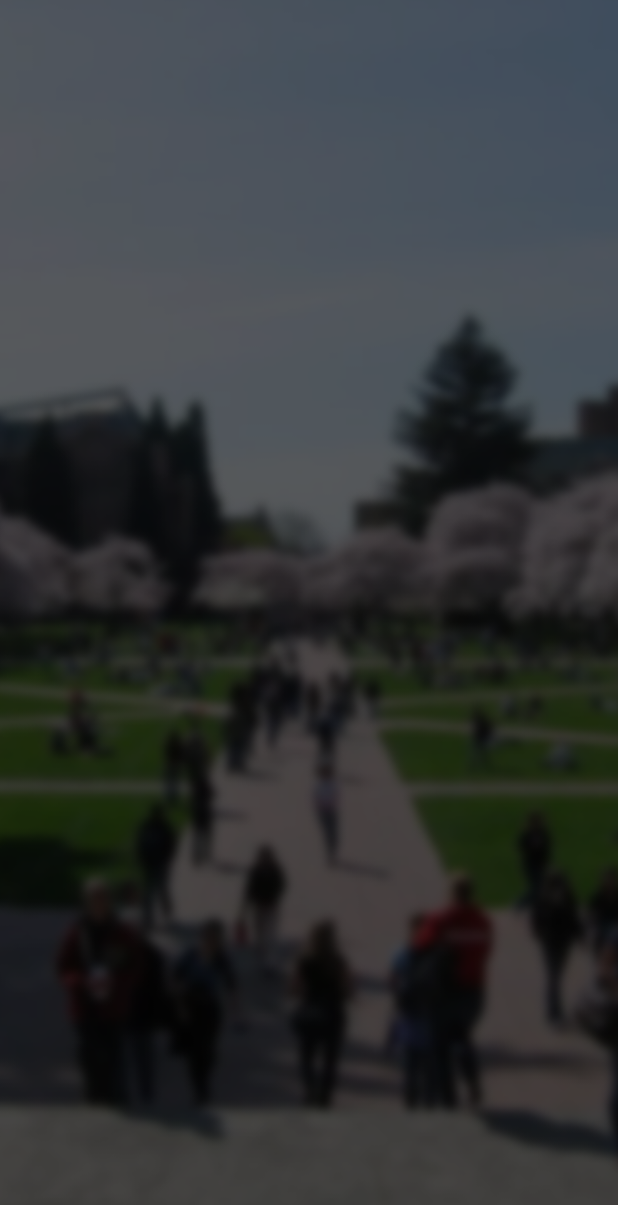
After one commit to amandamc72/CC_Android, an Android app: the SplashScreenActivity screen opened directly, with no data from a screen before it, on a phone screen of 412 x 824 dp. The commit adds this screen. Shown: the top 1205 px of the screen. Run offline under Robolectric (Android 15) with nearby library versions, the phone set to English and light mode, and no system bars; 1 statement that could not run was skipped.

Commit message:
Clean up prefs / add splash screen

```diff
--- a/app/build.gradle
+++ b/app/build.gradle
@@ -25,7 +25,7 @@ dependencies {
         exclude group: 'com.android.support', module: 'support-annotations'
     })
     compile 'com.android.support:appcompat-v7:26.1.0'
-    compile "com.android.support:exifinterface:26.1.0"
+    compile 'com.android.support:exifinterface:26.1.0'
     compile 'com.android.support.constraint:constraint-layout:1.0.2'
     compile 'com.google.code.gson:gson:2.8.0'
     compile 'com.squareup.retrofit2:retrofit:2.2.0'
--- /dev/null
+++ b/app/src/main/java/com/campusconnection/SplashScreenActivity.java
@@ -0,0 +1,37 @@
+package com.campusconnection;
+
+import android.content.Intent;
+import android.os.Bundle;
+import android.support.design.widget.FloatingActionButton;
+import android.support.design.widget.Snackbar;
+import android.support.v7.app.AppCompatActivity;
+import android.support.v7.widget.Toolbar;
+import android.util.Log;
+import android.view.View;
+
+import com.campusconnection.util.PreferencesUtil;
+
+public class SplashScreenActivity extends AppCompatActivity {
+
+    @Override
+    protected void onCreate(Bundle savedInstanceState) {
+        super.onCreate(savedInstanceState);
+        setContentView(R.layout.activity_splash_screen);
+        setTheme(R.style.AppTheme);
+
+        PreferencesUtil prefs = new PreferencesUtil(this);
+        Boolean loggedIn = prefs.getBooleanPreference(getString(R.string.isLoggedPref));
+        Intent i;
+        Log.d("D","are we logged in? " +  loggedIn);
+        if(loggedIn) {
+            i = new Intent(this, HomeActivity.class);
+        } else {
+            i = new Intent(this, LoginActivity.class);
+        }
+        i.addFlags(Intent.FLAG_ACTIVITY_CLEAR_TOP);
+        startActivity(i);
+        overridePendingTransition(R.anim.anim_slide_in_left, R.anim.anim_slide_out_left);
+        finish();
+    }
+
+}
--- /dev/null
+++ b/app/src/main/java/com/campusconnection/util/PreferencesUtil.java
@@ -0,0 +1,35 @@
+package com.campusconnection.util;
+
+import android.content.Context;
+import android.content.SharedPreferences;
+import android.preference.PreferenceManager;
+
+public class PreferencesUtil {
+
+    private SharedPreferences prefs;
+    private SharedPreferences.Editor editor;
+
+    public PreferencesUtil(Context context) {
+        prefs = PreferenceManager.getDefaultSharedPreferences(context);
+        editor = prefs.edit();
+    }
+
+    public void setStringPreference(String key, String value) {
+        editor.putString(key, value);
+        editor.apply();
+    }
+
+    public String getStringPreference(String key) {
+        return prefs.getString(key, "");
+    }
+
+    public void setBooleanPreference(String key, Boolean value) {
+        editor.putBoolean(key, value);
+        editor.apply();
+    }
+
+    public Boolean getBooleanPreference(String key) {
+        return prefs.getBoolean(key, false);
+    }
+
+}
--- /dev/null
+++ b/app/src/main/res/layout/activity_splash_screen.xml
@@ -0,0 +1,18 @@
+<?xml version="1.0" encoding="utf-8"?>
+<RelativeLayout xmlns:android="http://schemas.android.com/apk/res/android"
+    xmlns:tools="http://schemas.android.com/tools"
+    android:layout_width="match_parent"
+    android:layout_height="match_parent"
+    android:gravity="center_horizontal"
+    android:orientation="vertical"
+    tools:context="com.campusconnection.SplashScreenActivity">
+
+
+    <ImageView
+        android:layout_width="match_parent"
+        android:layout_height="match_parent"
+        android:layout_centerInParent="true"
+        android:scaleType="centerCrop"
+        android:src="@drawable/onboarding_background"/>
+
+</RelativeLayout>
--- a/app/src/main/res/values/strings.xml
+++ b/app/src/main/res/values/strings.xml
@@ -2,7 +2,9 @@
     <string name="app_name">Campus Connection</string>
     <string name="company">\u00A9 Company, Inc.</string>
     <string name="popup_ok">OK</string>
-
+    <string name="isLoggedPref">isLoggedIn</string>
+    <string name="jwtPref">jwt</string>
+    <string name="codePref">code</string>
     <string name="add_tag">Add Interest</string>
 
     <!-- LoginRequest Strings -->
@@ -154,7 +156,6 @@
     </string-array>
 
 
-
     <string name="choose_media">Media location</string>
     <string-array name="media_choices_array">
         <item>Gallery</item>
@@ -179,4 +180,5 @@
         completions."
     </string>
 
+
 </resources>
```
Also changed, not shown: app/src/main/AndroidManifest.xml (+13 -14 lines), app/src/main/java/com/campusconnection/LoginActivity.java (+5 -6 lines), app/src/main/java/com/campusconnection/RegisterActivity.java (+5 -7 lines), app/src/main/java/com/campusconnection/SignUpActivity.java (+4 -3 lines), app/src/main/java/com/campusconnection/rest/ApiClient.java (+12 -12 lines).
